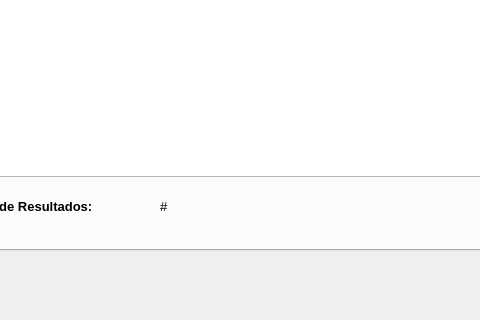
Perer876/tiendita, file code/ui_files/mainwindow.ui: the form before one commit; both pictures show x 112 to 592 and y 500 to 820 of the 1103 by 820 pixel window.
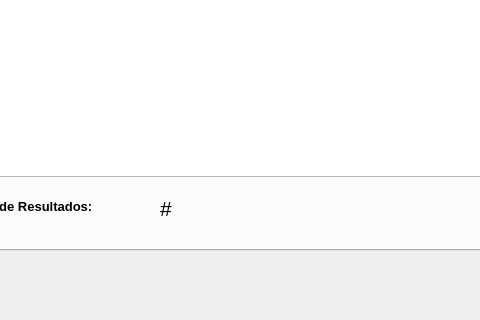
The form after the commit. Icons and pictures are not drawn.

Diff of the .ui file:
```diff
--- a/code/ui_files/mainwindow.ui
+++ b/code/ui_files/mainwindow.ui
@@ -204,7 +204,7 @@
        </rect>
       </property>
       <property name="text">
-       <string>&lt;html&gt;&lt;head/&gt;&lt;body&gt;&lt;p&gt;&lt;span style=&quot; font-size:10pt;&quot;&gt;#&lt;/span&gt;&lt;/p&gt;&lt;/body&gt;&lt;/html&gt;</string>
+       <string>&lt;html&gt;&lt;head/&gt;&lt;body&gt;&lt;p&gt;&lt;span style=&quot; font-size:16pt;&quot;&gt;#&lt;/span&gt;&lt;/p&gt;&lt;/body&gt;&lt;/html&gt;</string>
       </property>
      </widget>
      <widget class="QTableWidget" name="productos_tableWidget">
```
Left out of the diff: 5 changed lines with no effect on the pictures.
